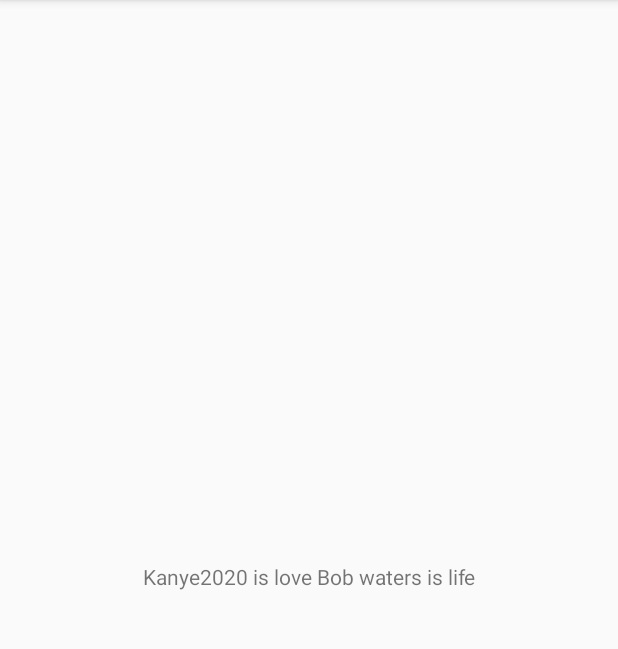
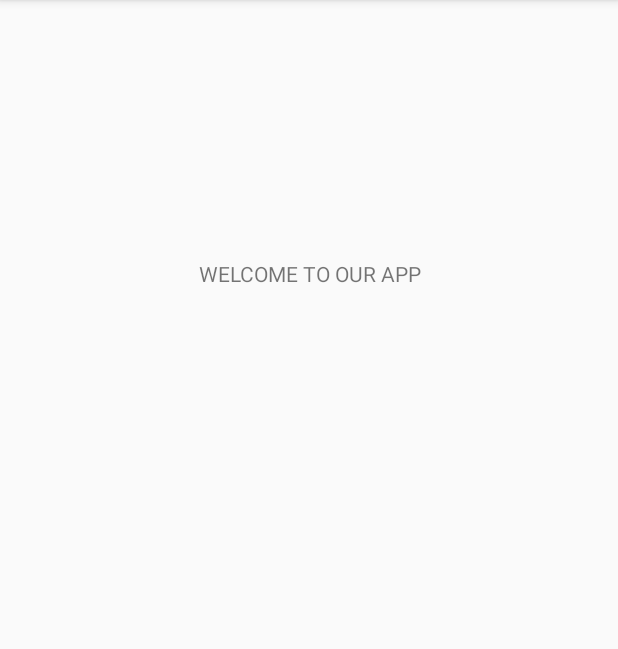
Before and after one commit to davidzhao98/rat-track-app, an Android app: the screen it shows after launch (MainActivity), on a phone screen of 412 x 824 dp, the part 84-733 px from its top. Run offline under Robolectric (Android 15) with nearby library versions, the phone set to English and light mode, and no system bars.

Commit message:
welcome screen

```diff
--- a/RatTrackApp/app/src/main/res/layout/activity_main.xml
+++ b/RatTrackApp/app/src/main/res/layout/activity_main.xml
@@ -9,10 +9,14 @@
     <TextView
         android:layout_width="wrap_content"
         android:layout_height="wrap_content"
-        android:text="Kanye2020 is love Bob waters is life"
+        android:layout_marginBottom="-1dp"
+        android:layout_marginTop="8dp"
+        android:text="WELCOME TO OUR APP"
         app:layout_constraintBottom_toBottomOf="parent"
+        app:layout_constraintHorizontal_bias="0.503"
         app:layout_constraintLeft_toLeftOf="parent"
         app:layout_constraintRight_toRightOf="parent"
-        app:layout_constraintTop_toTopOf="parent" />
+        app:layout_constraintTop_toTopOf="parent"
+        app:layout_constraintVertical_bias="0.222" />
 
 </android.support.constraint.ConstraintLayout>
```
